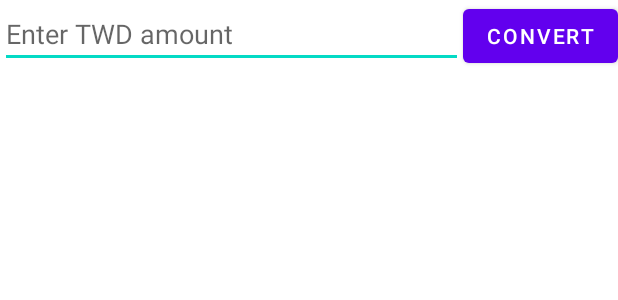
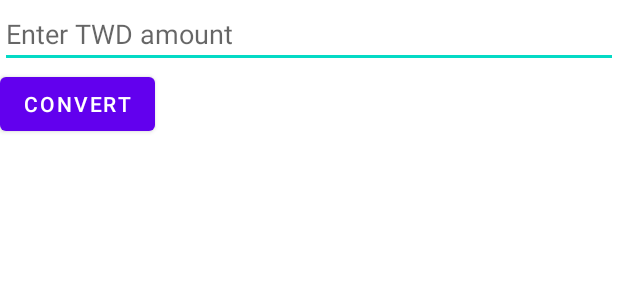
Before and after one commit to lonely10834/ExchangeRate, an Android app: the layout activity_main.xml on its own in the app's theme, with its tools: preview values and no code run, on a phone screen of 412 x 824 dp. Shown: the top 300 px of the screen. Run offline under Robolectric (Android 15) with nearby library versions, the phone set to English and light mode, and no system bars.

Commit message:
1.按下轉換按鈕後，鍵盤會收起來 2.轉換完的結果會顯示在介面上而不是彈出

```diff
--- a/app/src/main/res/layout/activity_main.xml
+++ b/app/src/main/res/layout/activity_main.xml
@@ -1,24 +1,34 @@
 <?xml version="1.0" encoding="utf-8"?>
-<LinearLayout xmlns:android="http://schemas.android.com/apk/res/android"
+<LinearLayout
+    xmlns:android="http://schemas.android.com/apk/res/android"
     xmlns:app="http://schemas.android.com/apk/res-auto"
     xmlns:tools="http://schemas.android.com/tools"
     android:layout_width="match_parent"
     android:layout_height="match_parent"
-    android:orientation="horizontal"
+    android:orientation="vertical"
     tools:context=".MainActivity">
 
     <EditText
         android:id="@+id/editText"
-        android:layout_width="0dp"
+        android:layout_width="match_parent"
         android:layout_height="wrap_content"
-        android:layout_weight="1"
+        android:inputType="numberDecimal"
         android:hint="Enter TWD amount"
-        android:inputType="numberDecimal" />
+        android:imeOptions="actionDone"/>
 
     <Button
         android:id="@+id/convertButton"
         android:layout_width="wrap_content"
         android:layout_height="wrap_content"
-        android:text="Convert" />
+        android:text="Convert"/>
+
+    <TextView
+        android:id="@+id/resultTextView"
+        android:layout_width="match_parent"
+        android:layout_height="wrap_content"
+        android:gravity="center"
+        android:textSize="24sp"
+        android:padding="16dp"
+        android:textColor="#000"/>
 
 </LinearLayout>
```
Also changed, not shown: app/src/main/java/com/example/myapp01/MainActivity.kt (+14 -4 lines).
